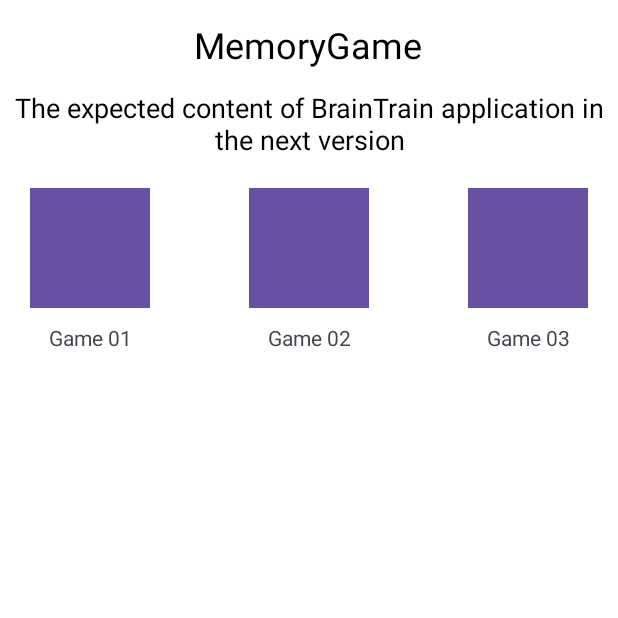
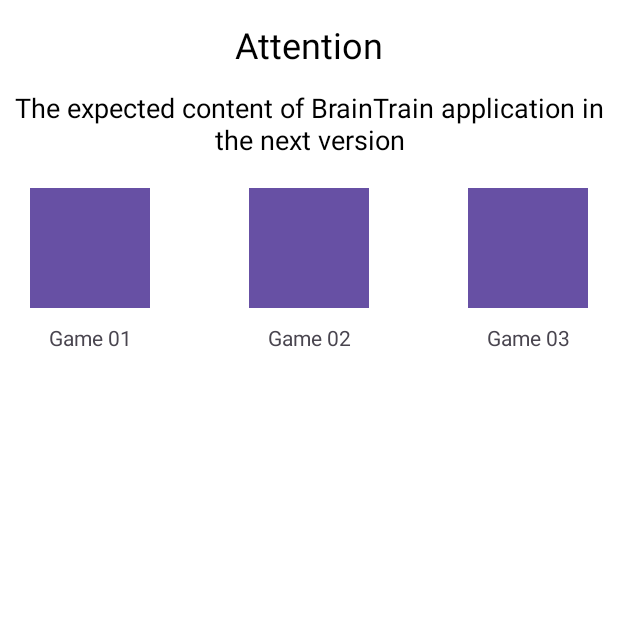
Before and after one commit to drdan2022010/mobile-project, an Android app: the Game04 screen opened directly, with no data from a screen before it, on a phone screen of 412 x 824 dp, the top half of it. Run offline under Robolectric (Android 15) with nearby library versions, the phone set to English and light mode, and no system bars.

Commit message:
uupdate
uupdate

```diff
--- a/MemoryGame_01-master/app/src/main/res/layout/game04.xml
+++ b/MemoryGame_01-master/app/src/main/res/layout/game04.xml
@@ -8,7 +8,7 @@
         android:id="@+id/textViewMemoryGame"
         android:layout_width="wrap_content"
         android:layout_height="wrap_content"
-        android:text="MemoryGame"
+        android:text="Attention"
         android:textSize="24sp"
         android:textColor="@android:color/black"
         android:paddingTop="20px"
--- a/MemoryGame_01-master/app/src/main/res/values/strings.xml
+++ b/MemoryGame_01-master/app/src/main/res/values/strings.xml
@@ -1,5 +1,5 @@
 <resources>
-    <string name="app_name">MyMemoryGame01</string>
+    <string name="app_name">Braintrain</string>
     <string name="game1">Game 1</string>
     <string name="game2">Game 2</string>
     <string name="game1_description">Click to start Game 1</string>
```
